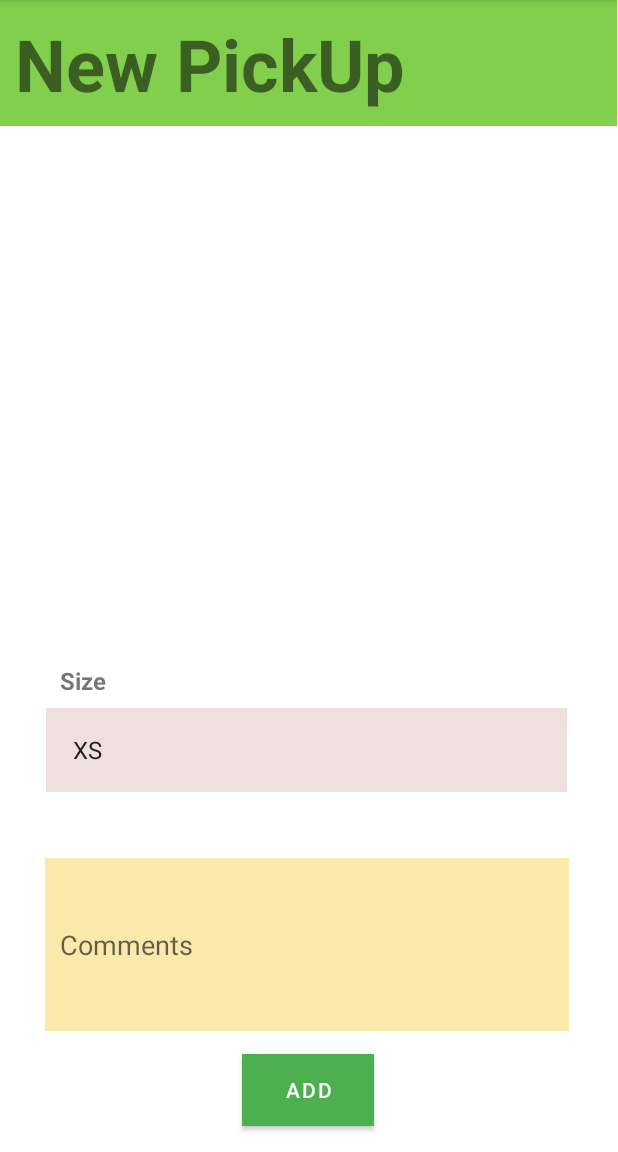
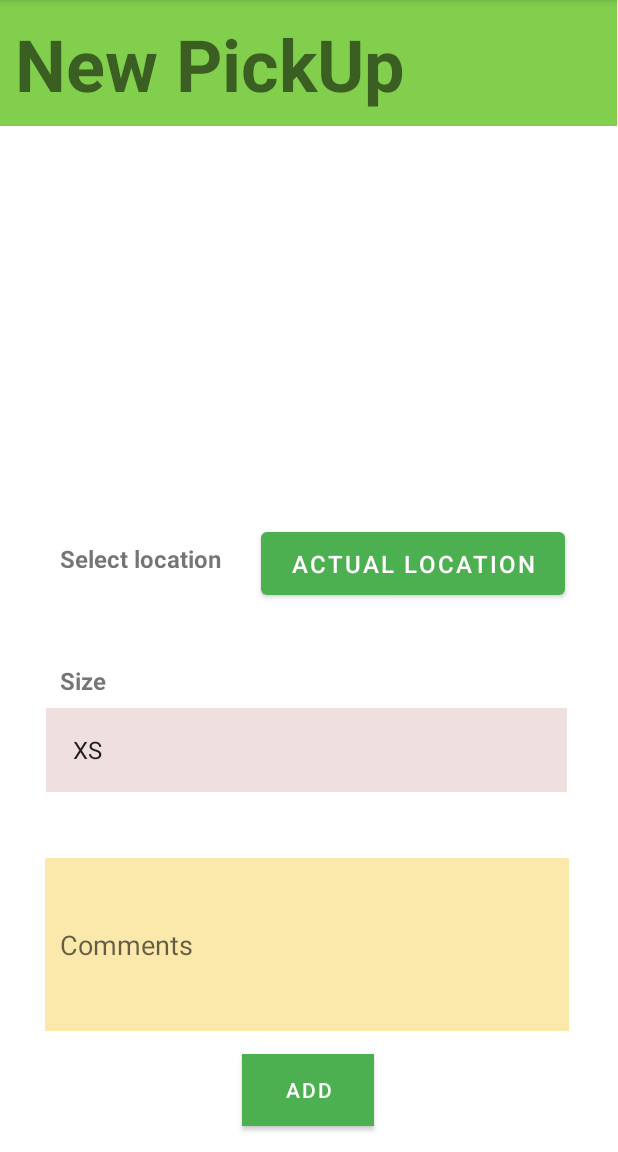
Before and after one commit to diego27wb/TFG_Android, an Android app: the PickUpNew screen opened directly, with no data from a screen before it, on a phone screen of 412 x 824 dp, the part 84-1236 px from its top. Run offline under Robolectric (Android 15) with nearby library versions, the phone set to English and light mode, and no system bars; 3 statements that could not run were skipped.

Commit message:
Ubicacion medio hecha

```diff
--- a/app/build.gradle.kts
+++ b/app/build.gradle.kts
@@ -39,4 +39,5 @@ dependencies {
     androidTestImplementation("androidx.test.ext:junit:1.1.5")
     androidTestImplementation("androidx.test.espresso:espresso-core:3.5.1")
     implementation("com.google.android.gms:play-services-maps:18.1.0")
+    implementation("com.google.android.gms:play-services-location:18.0.0")
 }
--- a/app/src/main/AndroidManifest.xml
+++ b/app/src/main/AndroidManifest.xml
@@ -2,6 +2,7 @@
 <manifest xmlns:android="http://schemas.android.com/apk/res/android"
     xmlns:tools="http://schemas.android.com/tools">
 
+    <uses-permission android:name="android.permission.ACCESS_FINE_LOCATION" />
     <application
         android:allowBackup="true"
         android:dataExtractionRules="@xml/data_extraction_rules"
--- a/app/src/main/res/layout/pickup_new.xml
+++ b/app/src/main/res/layout/pickup_new.xml
@@ -20,6 +20,46 @@
         tools:layout_editor_absoluteX="-1dp"
         tools:layout_editor_absoluteY="0dp" />
 
+    <Button
+        android:id="@+id/btnLocation"
+        android:layout_width="wrap_content"
+        android:layout_height="wrap_content"
+        android:layout_gravity="center"
+        android:layout_marginStart="130dp"
+        android:layout_marginTop="103dp"
+        android:layout_marginEnd="35dp"
+        android:layout_marginBottom="30dp"
+        android:paddingStart="20dp"
+        android:paddingTop="10dp"
+        android:paddingEnd="20dp"
+        android:paddingBottom="10dp"
+        android:text="Actual Location"
+        android:textColor="#FFFFFF"
+        android:textSize="16sp"
+        app:layout_constraintBottom_toTopOf="@+id/comboBoxTitle"
+        app:layout_constraintEnd_toEndOf="parent"
+        app:layout_constraintHorizontal_bias="1.0"
+        app:layout_constraintStart_toStartOf="parent"
+        app:layout_constraintTop_toBottomOf="@+id/titleTextView"
+        app:layout_constraintVertical_bias="1.0"
+        tools:ignore="MissingConstraints" />
+
+    <TextView
+        android:id="@+id/locationTitle"
+        android:layout_width="347dp"
+        android:layout_height="37dp"
+        android:drawablePadding="10dp"
+        android:padding="10dp"
+        android:text="Select location"
+        android:textSize="16sp"
+        android:textStyle="bold"
+        app:layout_constraintBottom_toBottomOf="parent"
+        app:layout_constraintEnd_toEndOf="parent"
+        app:layout_constraintHorizontal_bias="0.468"
+        app:layout_constraintStart_toStartOf="parent"
+        app:layout_constraintTop_toTopOf="parent"
+        app:layout_constraintVertical_bias="0.481"
+        tools:ignore="MissingConstraints" />
 
     <TextView
         android:id="@+id/comboBoxTitle"
```
Also changed, not shown: app/src/main/java/com/example/prueba05/MainActivity.java (+14 -0 lines), app/src/main/java/com/example/prueba05/PickUpNew.java (+143 -4 lines).
